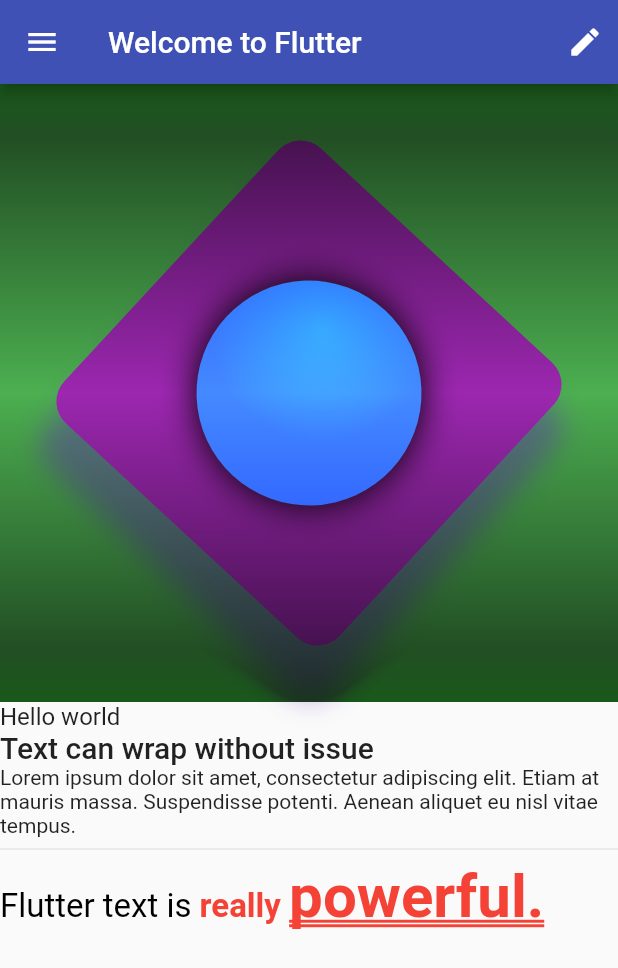
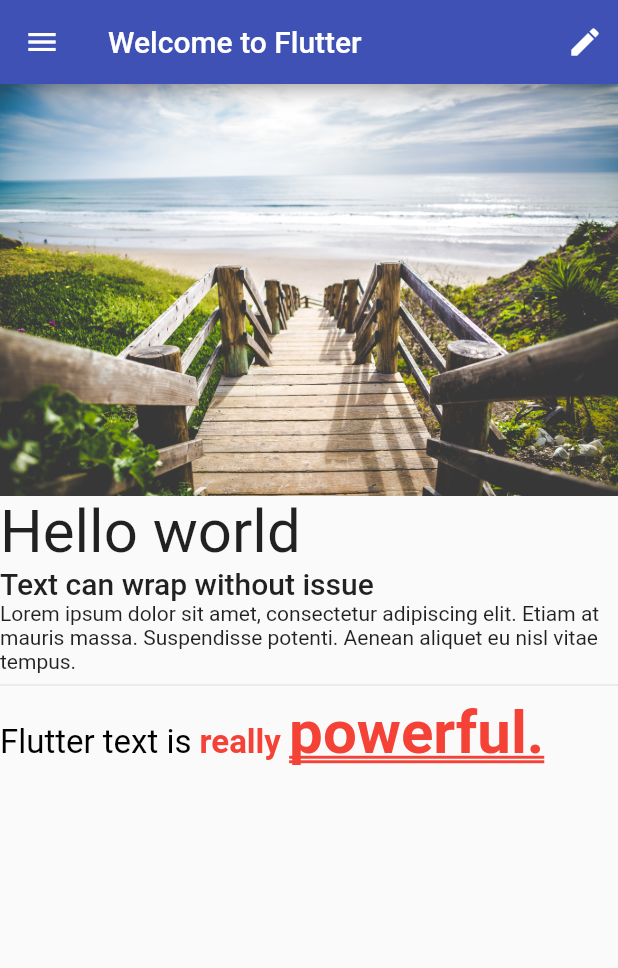
Before and after one commit to azkafr92/belajar_flutter, a Flutter app: the screen it shows after launch, on a phone screen of 412 x 824 dp. Shown: the top 968 px of the screen. Run offline on Flutter 3.47's test engine with Material 2 defaults, Android fonts, the phone set to English and light mode, and no system bars; our stand-ins replace google_fonts.

Commit message:
chapter 1 - importing fonts and images into your app

```diff
--- a/chapter_03/lib/basic_screen.dart
+++ b/chapter_03/lib/basic_screen.dart
@@ -1,4 +1,3 @@
-import 'package:chapter_03/immutable_widget.dart';
 import 'package:chapter_03/text_layout.dart';
 import 'package:flutter/material.dart';
 
@@ -20,12 +19,9 @@ class BasicScreen extends StatelessWidget {
       ),
       body: Column(
         crossAxisAlignment: CrossAxisAlignment.start,
-        children: const [
-          AspectRatio(
-            aspectRatio: 1.0,
-            child: ImmutableWidget(),
-          ),
-          TextLayout(),
+        children: <Widget>[
+          Image.asset('assets/beach.jpg'),
+          const TextLayout(),
         ],
       ),
       drawer: Drawer(
--- a/chapter_03/lib/text_layout.dart
+++ b/chapter_03/lib/text_layout.dart
@@ -1,4 +1,5 @@
 import 'package:flutter/material.dart';
+import 'package:google_fonts/google_fonts.dart';
 
 class TextLayout extends StatelessWidget {
   const TextLayout({super.key});
@@ -8,9 +9,9 @@ class TextLayout extends StatelessWidget {
     return Column(
       crossAxisAlignment: CrossAxisAlignment.start,
       children: <Widget>[
-        const Text(
+        Text(
             'Hello world',
-          style: TextStyle(fontSize: 16),
+          style: GoogleFonts.leckerliOne(fontSize: 40),
         ),
         Text(
           'Text can wrap without issue',
--- a/chapter_03/pubspec.yaml
+++ b/chapter_03/pubspec.yaml
@@ -30,6 +30,7 @@ environment:
 dependencies:
   flutter:
     sdk: flutter
+  google_fonts: ^2.0.0
 
 
   # The following adds the Cupertino Icons font to your application.
@@ -59,9 +60,8 @@ flutter:
   uses-material-design: true
 
   # To add assets to your application, add an assets section, like this:
-  # assets:
-  #   - images/a_dot_burr.jpeg
-  #   - images/a_dot_ham.jpeg
+  assets:
+    - assets/
 
   # An image asset can refer to one or more resolution-specific "variants", see
   # https://flutter.dev/assets-and-images/#resolution-aware
```
Also changed, not shown: chapter_03/assets/beach.jpg (added), chapter_03/pubspec.lock.
